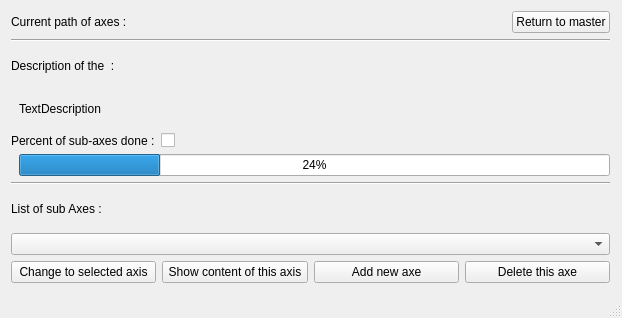
Far4X/QTSM, file mainwindow.ui: the form before one commit.
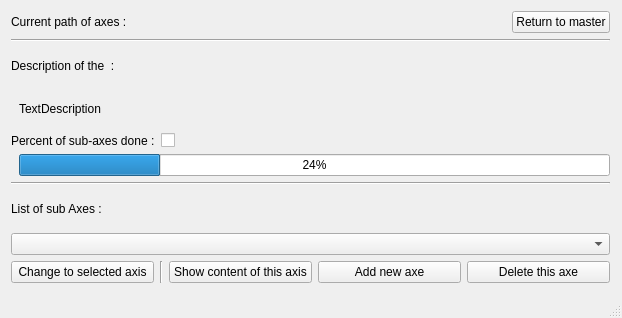
The form after the commit.

Commit message: It's now possible to delete the axes. I put some dialog boxes to inform the user of what's appening

```diff
--- a/mainwindow.ui
+++ b/mainwindow.ui
@@ -191,6 +191,13 @@
          </property>
         </widget>
        </item>
+       <item>
+        <widget class="Line" name="line_3">
+         <property name="orientation">
+          <enum>Qt::Vertical</enum>
+         </property>
+        </widget>
+       </item>
        <item>
         <widget class="QPushButton" name="pushButtonShowContent">
          <property name="sizePolicy">
```
The commit also changes 4 other files.
